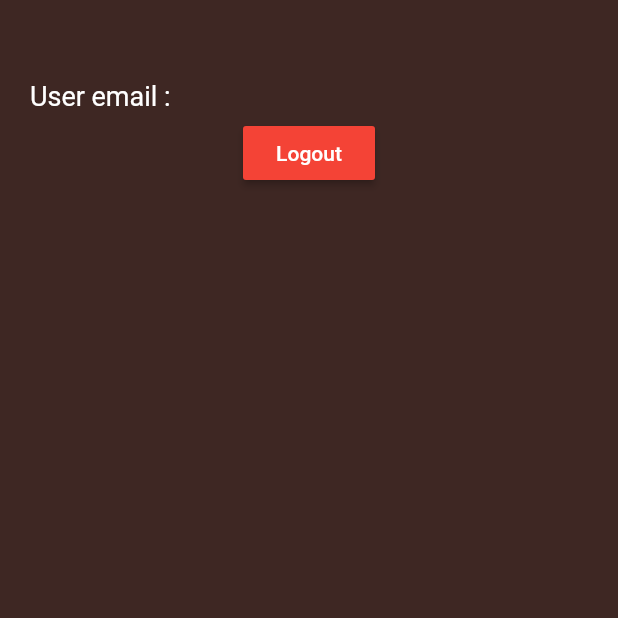
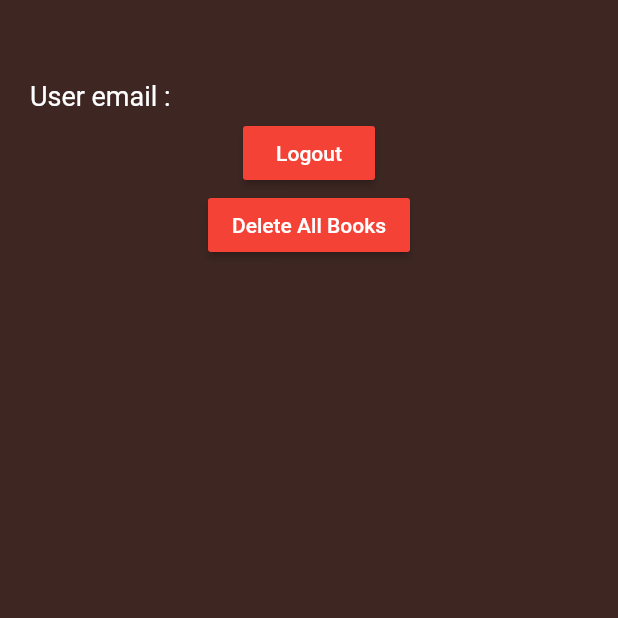
Before and after one commit to Scratchioi/booknbooks, a Flutter app: the Settings screen opened by its route, on a phone screen of 412 x 824 dp, the top half of it. Run offline on Flutter 3.47's test engine with Material 2 defaults, Android fonts, the phone set to English and light mode, and no system bars; our stand-ins replace fluttertoast, sqflite; missing offline and left inert: epub_viewer, syncfusion_flutter_pdfviewer; accounts and stored records are empty.

Commit message:
books downloading feature accomplished!

```diff
--- a/lib/db.dart
+++ b/lib/db.dart
@@ -9,17 +9,17 @@ class DatabaseHelper{
   static const _dbVersion = 1;
   static const tableName = 'MyUsers';
   static const columnId = '_id';
-  static const columnName = 'userName';
-  static const columnBook = 'book';
+  static const columnName = 'name';
+  static const columnBook = 'title';
   static const columnEmail = 'email';
-  static const columnPage = 'pageNumber';
+  static const columnPage = 'page_num';
   static const columnISBN = 'isbn';
   static const columnCompleted = 'completed';
-  static const columnReading = 'reading';
+  static const columnReading = 'read';
   static const columnRating = 'rating';
-  static const columnTotalPages = 'pagesTotal';
+  static const columnTotalPages = 'pages';
   static const columnDescription = 'description';
-  static const columnAuthorName = 'authorName';
+  static const columnAuthorName = 'Author';
   static const columnImgLink = 'img_link';
 
 
@@ -92,14 +92,15 @@ class DatabaseHelper{
     Database? db = await instance.database;
     return await db!.rawQuery('''
     CREATE TABLE $tableName(
-    $columnId INTEGER NOT NULL,
+    $columnId INTEGER PRIMARY KEY,
     $columnEmail TEXT NOT NULL,
     $columnISBN TEXT NOT NULL,
     $columnRating TEXT NOT NULL,
     $columnAuthorName TEXT NOT NULL,
     $columnDescription TEXT NOT NULL,
     $columnTotalPages TEXT NOT NULL,
-    $columnBook TEXT NOT NULL
+    $columnBook TEXT NOT NULL,
+    $columnImgLink TEXT NOT NULL
     )
     ''');
   }
--- a/lib/detail.dart
+++ b/lib/detail.dart
@@ -96,10 +96,13 @@ class _BookDetailState extends State<BookDetail> {
   Future<File> getFile() async {
     final appDocumentsDirectory = await getApplicationDocumentsDirectory();
     String filePath = '${appDocumentsDirectory.path}/${data![0]['title']}.pdf';
+    print(filePath);
     return File(filePath);
   }
 
   checkInDownloads()async{
+    final appDocumentsDirectory = await getApplicationDocumentsDirectory();
+    String filePath = '${appDocumentsDirectory.path}/${data![0]['title']}.pdf';
      List<dynamic> booksDownloads = await DatabaseHelper.instance.queryAll('table$active_user');
      bool found = false;
      for(int i=0;i<booksDownloads.length;i++){
@@ -110,7 +113,7 @@ class _BookDetailState extends State<BookDetail> {
 
        }
      }
-     Navigator.pushNamed(context, '/readbook',arguments: [data,found]);
+     Navigator.pushNamed(context, '/readbook',arguments: [data,found, filePath]);
   }
 
   Future<void> downloadBook() async {
--- a/lib/homehome.dart
+++ b/lib/homehome.dart
@@ -15,7 +15,9 @@ class HomeHome extends StatefulWidget {
 class _HomeHomeState extends State<HomeHome> {
 
   updateDownloads()async{
+    print('called');
     downloads = await DatabaseHelper.instance.queryAll('table$active_user');
+    print('data loadied');
   }
 
   @override
--- a/lib/settings.dart
+++ b/lib/settings.dart
@@ -62,7 +62,15 @@ class _SettingsState extends State<Settings> {
                   child: Text('Logout',style: TextStyle(
                     color: Colors.white
                   ),)
-                    ,color: Colors.red,)
+                    ,color: Colors.red,),
+                  MaterialButton(onPressed: ()async{
+                    await DatabaseHelper.instance.dropTable('table$active_user');
+                    await DatabaseHelper.instance.createDownloadTable('table$active_user');
+                  },
+                  child: Text('Delete All Books', style: TextStyle(
+                    color: Colors.white
+                  ),),
+                  color: Colors.red,)
                 ],
 
 
```
Also changed, not shown: lib/apicalls.dart (+6 -2 lines), lib/readbook.dart (+5 -3 lines).
